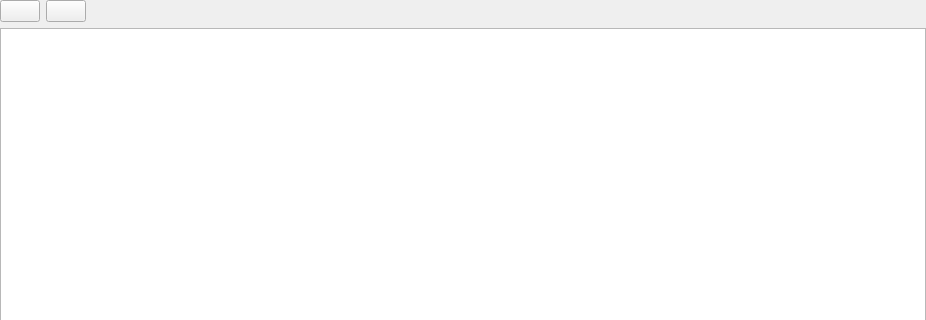
First picture: the form in manager/src/ReportsWidget.ui, repository porkmarks/sense, before the edit; both pictures show x 0 to 926 and y 0 to 320 of the 926 by 808 pixel window.
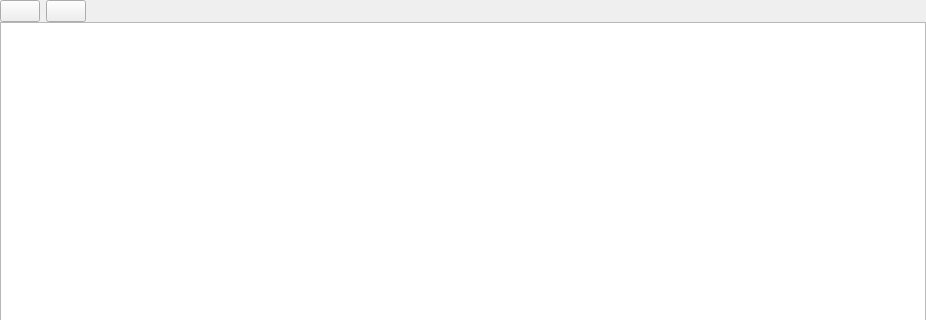
Second picture: the form after the edit. Icons and pictures are not drawn.

What changed in the file:
```diff
--- a/manager/src/ReportsWidget.ui
+++ b/manager/src/ReportsWidget.ui
@@ -14,6 +14,9 @@
    <string>Form</string>
   </property>
   <layout class="QVBoxLayout" name="verticalLayout">
+   <property name="spacing">
+    <number>0</number>
+   </property>
    <property name="leftMargin">
     <number>0</number>
    </property>
```
